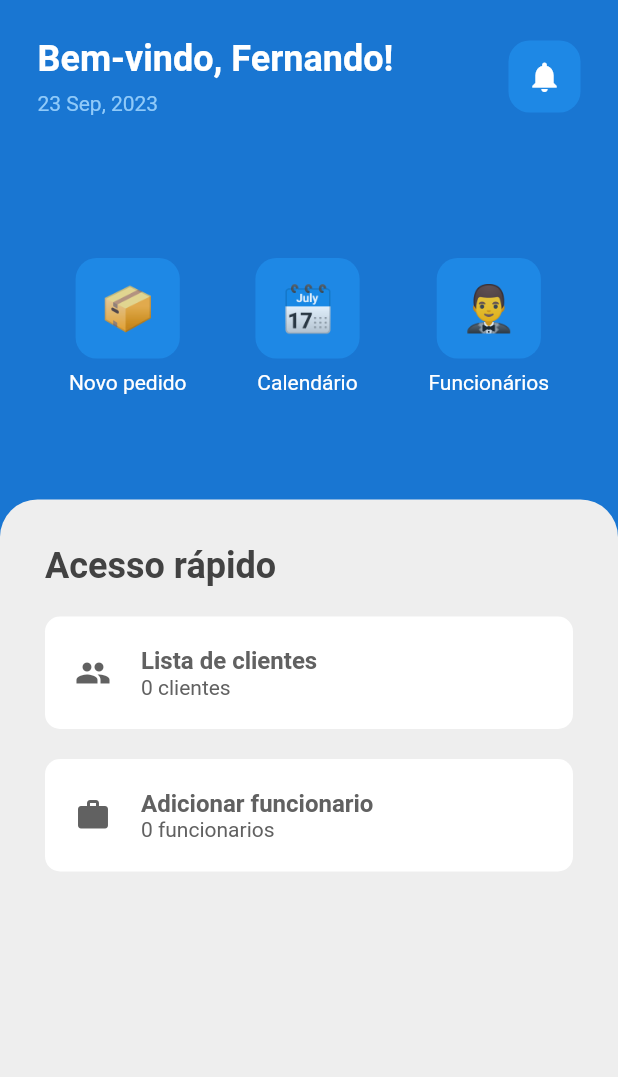
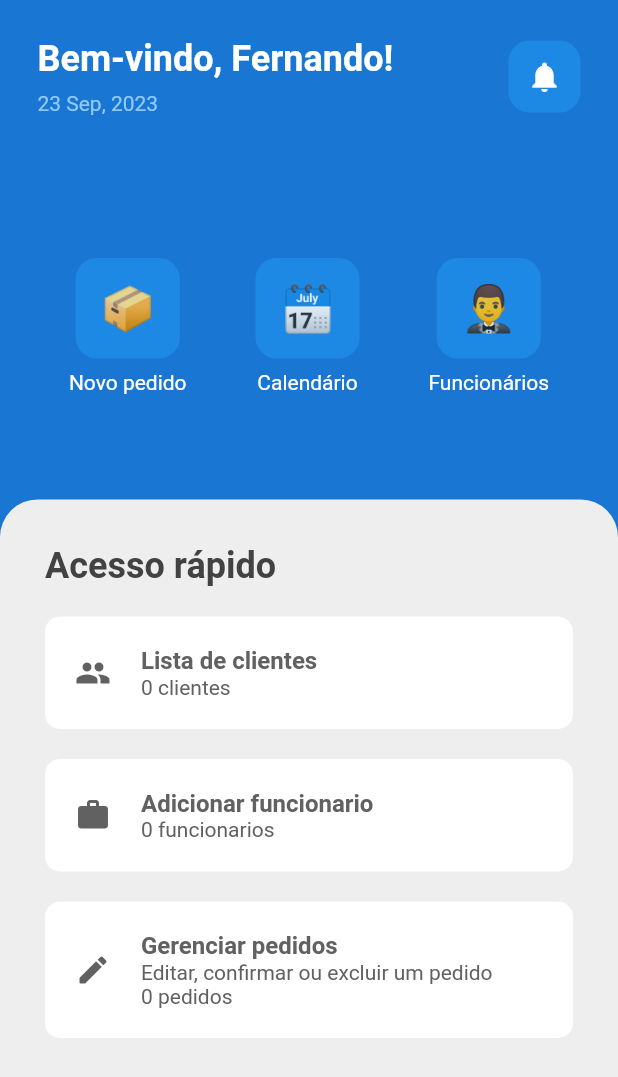
Before and after one commit to lilrau/HigLimp, a Flutter app: the screen it shows after launch, on a phone screen of 412 x 824 dp. Shown: the top 1077 px of the screen. Run offline on Flutter 3.47's test engine with Material 2 defaults, Android fonts, the phone set to English and light mode, and no system bars; our stand-ins replace table_calendar, video_player; accounts and stored records are empty.

Commit message:
Ajustes e começando a implementar edicao de pedidos

```diff
--- a/lib/calendar.dart
+++ b/lib/calendar.dart
@@ -58,14 +58,14 @@ class _CalendarPageState extends State<CalendarPage> {
         context: context,
         builder: (context) {
           return AlertDialog(
-            title: Text('Sem pedidos'),
-            content: Text('Não há pedidos para o dia selecionado.'),
+            title: const Text('Sem pedidos'),
+            content: const Text('Não há pedidos para o dia selecionado.'),
             actions: [
               ElevatedButton(
                 onPressed: () {
                   Navigator.of(context).pop();
                 },
-                child: Text('OK'),
+                child: const Text('OK'),
               ),
             ],
           );
--- a/lib/customers_list.dart
+++ b/lib/customers_list.dart
@@ -60,7 +60,7 @@ class _CustomersListPageState extends State<CustomersListPage> {
                   crossAxisAlignment: CrossAxisAlignment.start,
                   children: customer.orders.map((order) {
                     final formattedDate =
-                        DateFormat('yyyy-MM-dd HH:mm').format(order.date);
+                        DateFormat('yyyy/MM/dd HH:mm').format(order.date);
                     return Column(
                       crossAxisAlignment: CrossAxisAlignment.start,
                       children: [
--- a/lib/employees_list.dart
+++ b/lib/employees_list.dart
@@ -20,7 +20,7 @@ class _EmployeesListPageState extends State<EmployeesListPage> {
     return Scaffold(
       backgroundColor: Colors.grey[200],
       appBar: AppBar(
-        title: const Text('Lista de clientes'),
+        title: const Text('Lista de funcionários'),
         backgroundColor: Colors.blue[800],
       ),
       body: ListView.builder(
@@ -59,7 +59,7 @@ class _EmployeesListPageState extends State<EmployeesListPage> {
                   crossAxisAlignment: CrossAxisAlignment.start,
                   children: employee.orders.map((order) {
                     final formattedDate =
-                        DateFormat('yyyy-MM-dd HH:mm').format(order.date);
+                        DateFormat('yyyy/MM/dd HH:mm').format(order.date);
                     return Column(
                       crossAxisAlignment: CrossAxisAlignment.start,
                       children: [
--- a/lib/home_page.dart
+++ b/lib/home_page.dart
@@ -8,6 +8,8 @@ import 'dart:async';
 import 'package:intl/intl.dart';
 import 'customers_list.dart';
 import 'new_employee.dart';
+import 'confirm.dart';
+import 'new_order.dart';
 
 class HomePage extends StatefulWidget {
   const HomePage({Key? key});
@@ -278,6 +280,59 @@ class _HomePageState extends State<HomePage> {
                             ),
                           ],
                         ),
+                      ),
+                      // acesso rapido pedidos
+                      const SizedBox(height: 20),
+                      Container(
+                        width: double.infinity,
+                        padding: const EdgeInsets.all(20),
+                        decoration: BoxDecoration(
+                          color: Colors.white,
+                          borderRadius: BorderRadius.circular(10),
+                        ),
+                        child: Row(
+                          children: [
+                            Icon(
+                              Icons.create_rounded,
+                              color: Colors.grey[700],
+                            ),
+                            const SizedBox(width: 20),
+                            GestureDetector(
+                              onTap: () {
+                                Navigator.of(context).push(MaterialPageRoute(
+                                  builder: (context) => const ConfirmPage(),
+                                ));
+                              },
+                              child: Column(
+                                crossAxisAlignment: CrossAxisAlignment.start,
+                                children: [
+                                  Text(
+                                    'Gerenciar pedidos',
+                                    style: TextStyle(
+                                      color: Colors.grey[700],
+                                      fontSize: 16,
+                                      fontWeight: FontWeight.bold,
+                                    ),
+                                  ),
+                                  Text(
+                                    'Editar, confirmar ou excluir um pedido',
+                                    style: TextStyle(
+                                      color: Colors.grey[700],
+                                      fontSize: 14,
+                                    ),
+                                  ),
+                                  Text(
+                                    '${allOrders.length} pedidos',
+                                    style: TextStyle(
+                                      color: Colors.grey[700],
+                                      fontSize: 14,
+                                    ),
+                                  ),
+                                ],
+                              ),
+                            ),
+                          ],
+                        ),
                       )
                     ],
                   ),
--- a/lib/orders_list_day.dart
+++ b/lib/orders_list_day.dart
@@ -5,7 +5,7 @@ import 'package:intl/intl.dart';
 class OrderListPage extends StatelessWidget {
   final List<Order> orders;
 
-  OrderListPage(this.orders);
+  const OrderListPage(this.orders);
 
   @override
   Widget build(BuildContext context) {
@@ -54,7 +54,7 @@ class OrderListPage extends StatelessWidget {
                 ),
                 const SizedBox(height: 8.0),
                 Text(
-                  'Data do Pedido: ${DateFormat('yyyy-MM-dd HH:mm').format(order.date)}',
+                  'Data do Pedido: ${DateFormat('yyyy/MM/dd HH:mm').format(order.date)}',
                   style: const TextStyle(
                     color: Colors.white,
                     fontSize: 14.0,
--- a/pubspec.yaml
+++ b/pubspec.yaml
@@ -39,10 +39,10 @@ dependencies:
   flutter_launcher_icons: ^0.13.1
   pdf:
   printing:
+  intl:
 
 dev_dependencies:
   flutter_native_splash: ^2.3.2
-  flutter_launcher_icons: ^0.13.1
   flutter_test:
     sdk: flutter
 
```
Also changed, not shown: lib/confirm.dart (added, +106 -0 lines), lib/edit_order.dart (added, +18 -0 lines), lib/new_order.dart (+14 -0 lines), lib/splash_screen.dart (indentation only), pubspec.lock, 5 other files.
